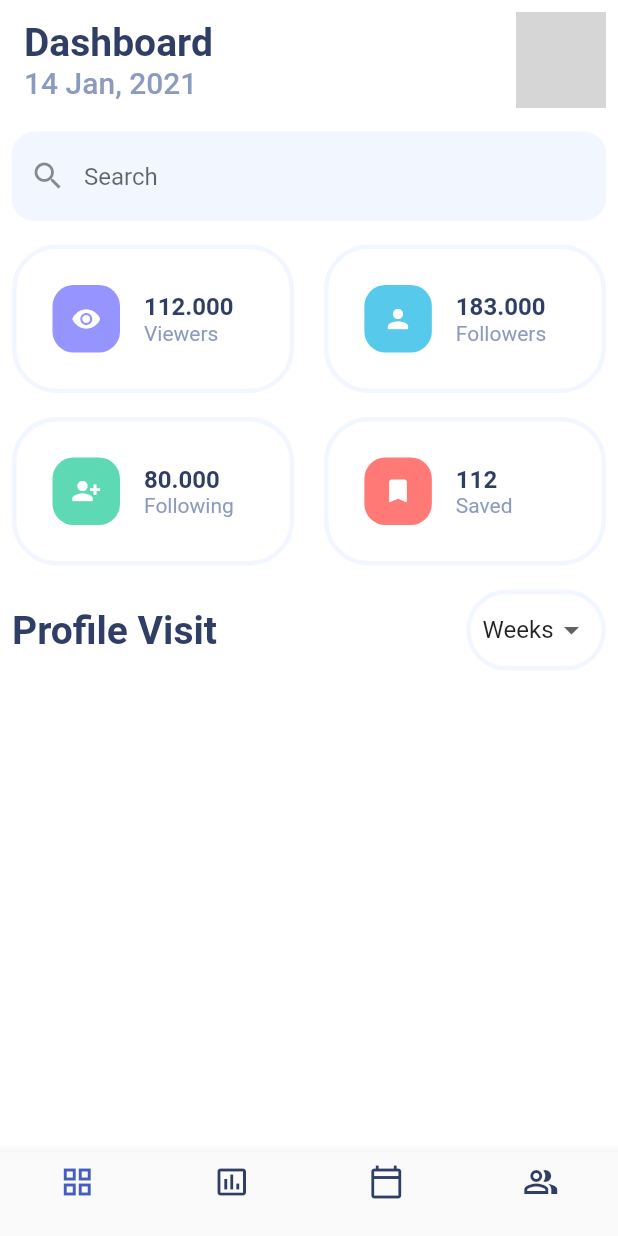
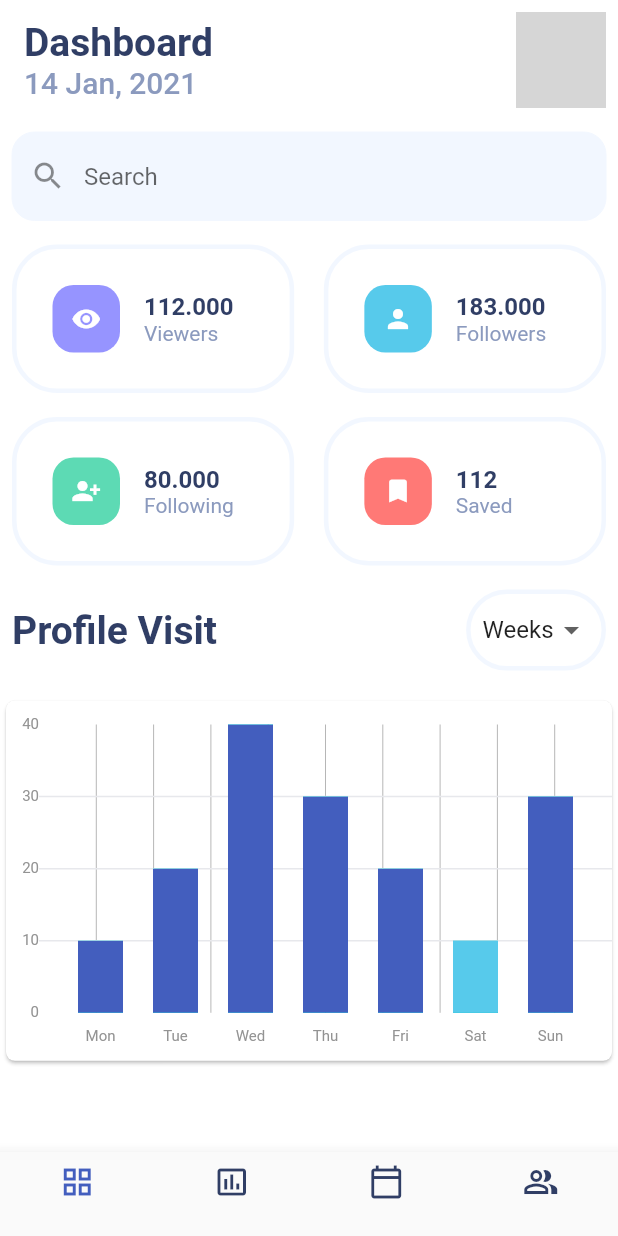
Before and after one commit to Satochaaan/social_media_manage, a Flutter app: the screen it shows after launch, on a phone screen of 412 x 824 dp. Run offline on Flutter 3.47's test engine with Material 2 defaults, Android fonts, the phone set to English and light mode, and no system bars; drawn by our look-alikes of fl_chart; network calls fail; grey boxes are pictures that could not be loaded.

Commit message:
グラフ追加

```diff
--- a/lib/main.dart
+++ b/lib/main.dart
@@ -1,3 +1,4 @@
+import 'package:fl_chart/fl_chart.dart';
 import 'package:flutter/material.dart';
 
 // 定数
@@ -230,6 +231,7 @@ class _SocialMediaManageState extends State<SocialMediaManage> {
             SizedBox(
               height: 16,
             ),
+            BarChartSample()
           ],
         ),
       ),
@@ -335,3 +337,181 @@ class TableItem extends StatelessWidget {
     );
   }
 }
+
+// 棒グラフ
+class BarChartSample extends StatelessWidget {
+  final Color dark = const Color(0xff3b8c75);
+  final Color normal = const Color(0xff64caad);
+  final Color light = const Color(0xff73e8c9);
+  final barWidth = 30.0;
+
+  @override
+  Widget build(BuildContext context) {
+    return AspectRatio(
+      aspectRatio: 1.66,
+      child: Card(
+        elevation: 1,
+        shape: RoundedRectangleBorder(borderRadius: BorderRadius.circular(6)),
+        color: Colors.white,
+        child: Padding(
+          padding: const EdgeInsets.only(top: 16.0),
+          child: BarChart(
+            BarChartData(
+              alignment: BarChartAlignment.center,
+              barTouchData: BarTouchData(
+                enabled: false,
+              ),
+              titlesData: FlTitlesData(
+                show: true,
+                bottomTitles: SideTitles(
+                  showTitles: true,
+                  getTextStyles: (value) =>
+                      const TextStyle(color: Color(0xff939393), fontSize: 10),
+                  margin: 10,
+                  getTitles: (double value) {
+                    switch (value.toInt()) {
+                      case 0:
+                        return 'Mon';
+                      case 1:
+                        return 'Tue';
+                      case 2:
+                        return 'Wed';
+                      case 3:
+                        return 'Thu';
+                      case 4:
+                        return 'Fri';
+                      case 5:
+                        return 'Sat';
+                      case 6:
+                        return 'Sun';
+                      default:
+                        return '';
+                    }
+                  },
+                ),
+                leftTitles: SideTitles(
+                  showTitles: true,
+                  getTextStyles: (value) => const TextStyle(
+                      color: Color(
+                        0xff939393,
+                      ),
+                      fontSize: 10),
+                  margin: 0,
+                ),
+              ),
+              gridData: FlGridData(
+                show: true,
+                checkToShowHorizontalLine: (value) => value % 10 == 0,
+                getDrawingHorizontalLine: (value) => FlLine(
+                  color: const Color(0xffe7e8ec),
+                  strokeWidth: 1,
+                ),
+              ),
+              borderData: FlBorderData(
+                show: false,
+              ),
+              groupsSpace: 20,
+              barGroups: getData(),
+            ),
+          ),
+        ),
+      ),
+    );
+  }
+
+  List<BarChartGroupData> getData() {
+    return [
+      BarChartGroupData(
+        x: 0,
+        barsSpace: 4,
+        barRods: [
+          BarChartRodData(
+              y: 10,
+              width: barWidth,
+              rodStackItems: [
+                BarChartRodStackItem(0, 10, kColorSecondary),
+              ],
+              borderRadius: const BorderRadius.all(Radius.zero)),
+        ],
+      ),
+      BarChartGroupData(
+        x: 1,
+        barsSpace: 4,
+        barRods: [
+          BarChartRodData(
+              y: 20,
+              width: barWidth,
+              rodStackItems: [
+                BarChartRodStackItem(0, 20, kColorSecondary),
+              ],
+              borderRadius: const BorderRadius.all(Radius.zero)),
+        ],
+      ),
+      BarChartGroupData(
+        x: 2,
+        barsSpace: 4,
+        barRods: [
+          BarChartRodData(
+              y: 40,
+              width: barWidth,
+              rodStackItems: [
+                BarChartRodStackItem(0, 40, kColorSecondary),
+              ],
+              borderRadius: const BorderRadius.all(Radius.zero)),
+        ],
+      ),
+      BarChartGroupData(
+        x: 3,
+        barsSpace: 4,
+        barRods: [
+          BarChartRodData(
+              y: 30,
+              width: barWidth,
+              rodStackItems: [
+                BarChartRodStackItem(0, 30, kColorSecondary),
+              ],
+              borderRadius: const BorderRadius.all(Radius.zero)),
+        ],
+      ),
+      BarChartGroupData(
+        x: 4,
+        barsSpace: 4,
+        barRods: [
+          BarChartRodData(
+              y: 20,
+              width: barWidth,
+              rodStackItems: [
+                BarChartRodStackItem(0, 20, kColorSecondary),
+              ],
+              borderRadius: const BorderRadius.all(Radius.zero)),
+        ],
+      ),
+      BarChartGroupData(
+        x: 5,
+        barsSpace: 4,
+        barRods: [
+          BarChartRodData(
+              y: 10,
+              width: barWidth,
+              rodStackItems: [
+                BarChartRodStackItem(0, 10, kColorFollowersIcon),
+              ],
+              borderRadius: const BorderRadius.all(Radius.zero)),
+        ],
+      ),
+      BarChartGroupData(
+        x: 6,
+        barsSpace: 4,
+        barRods: [
+          BarChartRodData(
+              y: 30,
+              width: barWidth,
+              rodStackItems: [
+                BarChartRodStackItem(0, 30, kColorSecondary),
+              ],
+              borderRadius: const BorderRadius.all(Radius.zero)),
+        ],
+      ),
+    ];
+  }
+}
--- a/pubspec.yaml
+++ b/pubspec.yaml
@@ -28,6 +28,7 @@ dependencies:
   # The following adds the Cupertino Icons font to your application.
   # Use with the CupertinoIcons class for iOS style icons.
   cupertino_icons: ^1.0.0
+  fl_chart: ^0.12.2
 
 dev_dependencies:
   flutter_test:
```
